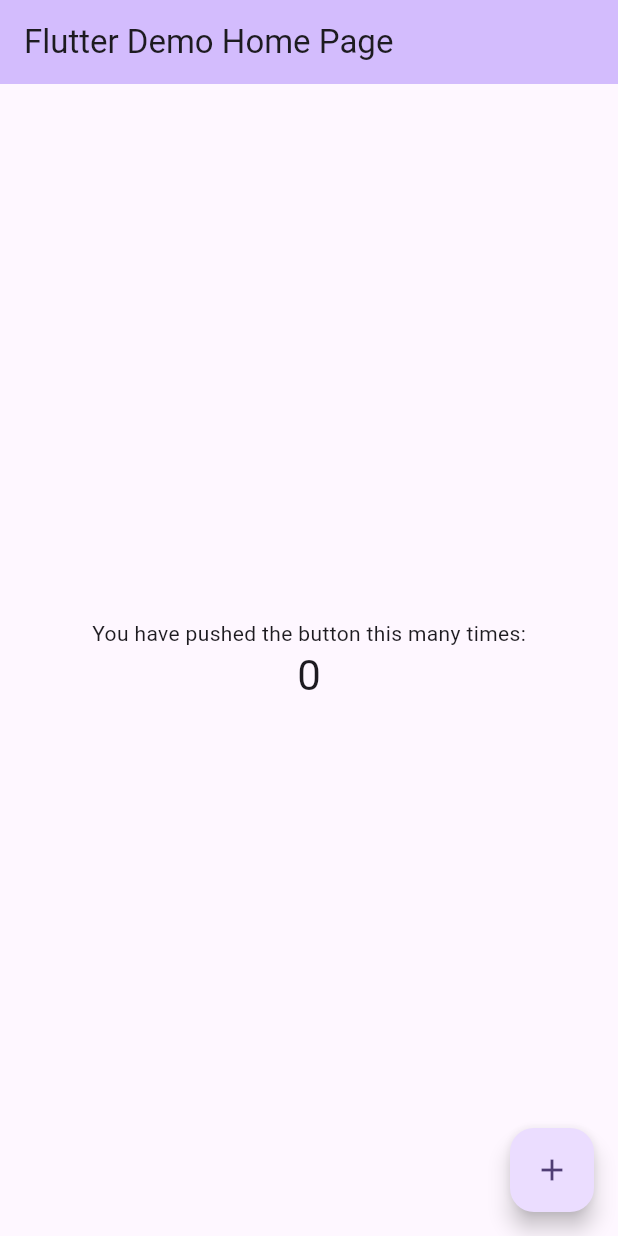
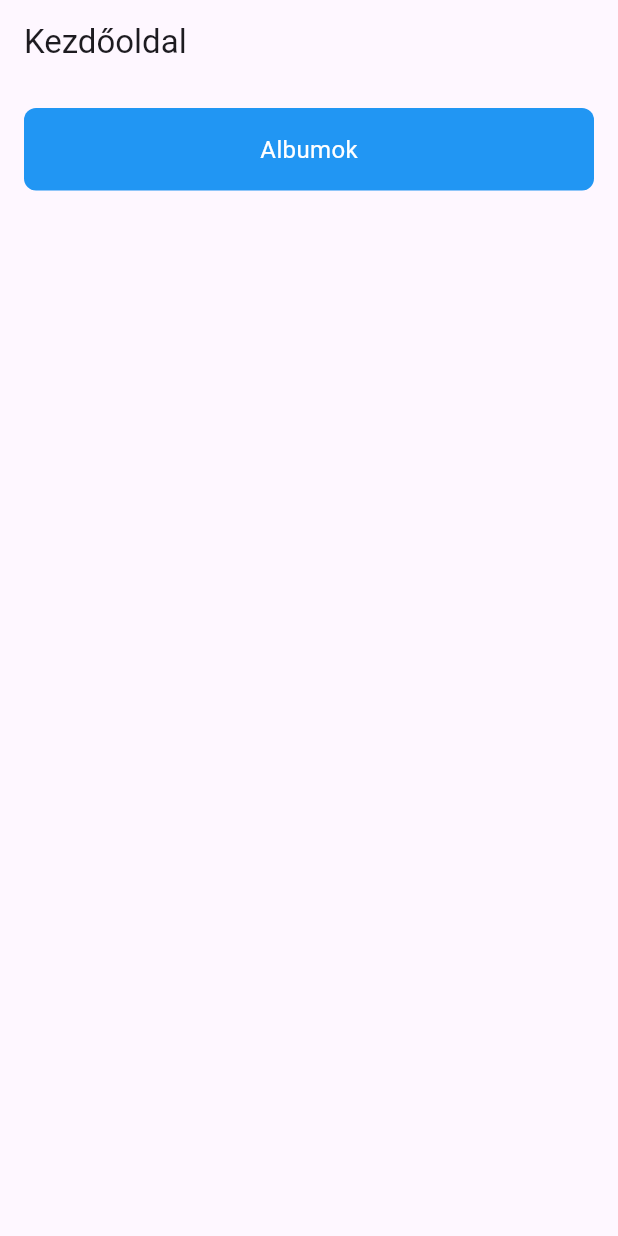
Before and after one commit to KeszegLaszlo/flutter, a Flutter app: the screen it shows after launch, on a phone screen of 412 x 824 dp. Run offline on Flutter 3.47's test engine with Material 3 defaults, Android fonts, the phone set to English and light mode, and no system bars.

Commit message:
create album search feature

```diff
--- /dev/null
+++ b/lib/AlbumList/repository/model/Album.dart
@@ -0,0 +1,15 @@
+class Album {
+  final int userId;
+  final int id;
+  final String title;
+
+  Album({required this.userId, required this.id, required this.title});
+
+  factory Album.fromJson(Map<String, dynamic> json) {
+    return Album(
+      userId: json['userId'],
+      id: json['id'],
+      title: json['title'],
+    );
+  }
+}
--- /dev/null
+++ b/lib/Home/widget/home_screen.dart
@@ -0,0 +1,78 @@
+import 'package:flutter/material.dart';
+import 'package:mentoring/AlbumList/widget/album_widget.dart';
+
+class HomeScreen extends StatelessWidget {
+  @override
+  Widget build(BuildContext context) {
+    return Scaffold(
+      appBar: AppBar(
+        title: const Text('Kezdőoldal'),
+      ),
+      body: ListView(
+        padding: const EdgeInsets.symmetric(vertical: 8.0, horizontal: 16.0),
+        children: [
+          _HomeNavigationButton(
+            label: 'Albumok',
+            onTap: () {
+              Navigator.push(
+                context,
+                MaterialPageRoute(builder: (context) => AlbumScreen()),
+              );
+            },
+          ),
+        ],
+      ),
+    );
+  }
+}
+
+class _HomeNavigationButton extends StatelessWidget {
+  final String label;
+  final VoidCallback onTap;
+
+  const _HomeNavigationButton({
+    required this.label,
+    required this.onTap,
+  });
+
+  @override
+  Widget build(BuildContext context) {
+    return Container(
+      margin: const EdgeInsets.symmetric(vertical: 8.0),
+      child: Material(
+        color: Colors.blue,
+        borderRadius: BorderRadius.circular(8.0),
+        child: InkWell(
+          onTap: onTap,
+          borderRadius: BorderRadius.circular(8.0),
+          child: Padding(
+            padding: const EdgeInsets.symmetric(vertical: 16.0, horizontal: 16.0),
+            child: Center(
+              child: Text(
+                label,
+                style: const TextStyle(
+                  color: Colors.white,
+                  fontSize: 16.0,
+                ),
+              ),
+            ),
+          ),
+        ),
+      ),
+    );
+  }
+}
+
+class AnotherScreen extends StatelessWidget {
+  @override
+  Widget build(BuildContext context) {
+    return Scaffold(
+      appBar: AppBar(
+        title: const Text('Another Screen'),
+      ),
+      body: Center(
+        child: const Text('This is another screen.'),
+      ),
+    );
+  }
+}
--- a/lib/main.dart
+++ b/lib/main.dart
@@ -1,125 +1,29 @@
 import 'package:flutter/material.dart';
+import 'package:mentoring/AlbumList/repository/album_repository.dart';
+import 'package:mentoring/AlbumList/viewmodel/album_viewmodel.dart';
+import 'package:mentoring/Home/widget/home_screen.dart';
+import 'package:provider/provider.dart';
 
 void main() {
-  runApp(const MyApp());
+  runApp(MyApp());
 }
 
 class MyApp extends StatelessWidget {
-  const MyApp({super.key});
-
-  // This widget is the root of your application.
   @override
   Widget build(BuildContext context) {
-    return MaterialApp(
-      title: 'Flutter Demo',
-      theme: ThemeData(
-        // This is the theme of your application.
-        //
-        // TRY THIS: Try running your application with "flutter run". You'll see
-        // the application has a purple toolbar. Then, without quitting the app,
-        // try changing the seedColor in the colorScheme below to Colors.green
-        // and then invoke "hot reload" (save your changes or press the "hot
-        // reload" button in a Flutter-supported IDE, or press "r" if you used
-        // the command line to start the app).
-        //
-        // Notice that the counter didn't reset back to zero; the application
-        // state is not lost during the reload. To reset the state, use hot
-        // restart instead.
-        //
-        // This works for code too, not just values: Most code changes can be
-        // tested with just a hot reload.
-        colorScheme: ColorScheme.fromSeed(seedColor: Colors.deepPurple),
-        useMaterial3: true,
+    return MultiProvider(
+      providers: [
+        ChangeNotifierProvider(
+          create: (_) => AlbumViewModel(AlbumRepositoryImpl()),
+        ),
+      ],
+      child: MaterialApp(
+        title: 'Flutter Demo',
+        theme: ThemeData(
+          primarySwatch: Colors.blue,
+        ),
+        home: HomeScreen(),
       ),
-      home: const MyHomePage(title: 'Flutter Demo Home Page'),
     );
   }
 }
-
-class MyHomePage extends StatefulWidget {
-  const MyHomePage({super.key, required this.title});
-
-  // This widget is the home page of your application. It is stateful, meaning
-  // that it has a State object (defined below) that contains fields that affect
-  // how it looks.
-
-  // This class is the configuration for the state. It holds the values (in this
-  // case the title) provided by the parent (in this case the App widget) and
-  // used by the build method of the State. Fields in a Widget subclass are
-  // always marked "final".
-
-  final String title;
-
-  @override
-  State<MyHomePage> createState() => _MyHomePageState();
-}
-
-class _MyHomePageState extends State<MyHomePage> {
-  int _counter = 0;
-
-  void _incrementCounter() {
-    setState(() {
-      // This call to setState tells the Flutter framework that something has
-      // changed in this State, which causes it to rerun the build method below
-      // so that the display can reflect the updated values. If we changed
-      // _counter without calling setState(), then the build method would not be
-      // called again, and so nothing would appear to happen.
-      _counter++;
-    });
-  }
-
-  @override
-  Widget build(BuildContext context) {
-    // This method is rerun every time setState is called, for instance as done
-    // by the _incrementCounter method above.
-    //
-    // The Flutter framework has been optimized to make rerunning build methods
-    // fast, so that you can just rebuild anything that needs updating rather
-    // than having to individually change instances of widgets.
-    return Scaffold(
-      appBar: AppBar(
-        // TRY THIS: Try changing the color here to a specific color (to
-        // Colors.amber, perhaps?) and trigger a hot reload to see the AppBar
-        // change color while the other colors stay the same.
-        backgroundColor: Theme.of(context).colorScheme.inversePrimary,
-        // Here we take the value from the MyHomePage object that was created by
-        // the App.build method, and use it to set our appbar title.
-        title: Text(widget.title),
-      ),
-      body: Center(
-        // Center is a layout widget. It takes a single child and positions it
-        // in the middle of the parent.
-        child: Column(
-          // Column is also a layout widget. It takes a list of children and
-          // arranges them vertically. By default, it sizes itself to fit its
-          // children horizontally, and tries to be as tall as its parent.
-          //
-          // Column has various properties to control how it sizes itself and
-          // how it positions its children. Here we use mainAxisAlignment to
-          // center the children vertically; the main axis here is the vertical
-          // axis because Columns are vertical (the cross axis would be
-          // horizontal).
-          //
-          // TRY THIS: Invoke "debug painting" (choose the "Toggle Debug Paint"
-          // action in the IDE, or press "p" in the console), to see the
-          // wireframe for each widget.
-          mainAxisAlignment: MainAxisAlignment.center,
-          children: <Widget>[
-            const Text(
-              'You have pushed the button this many times:',
-            ),
-            Text(
-              '$_counter',
-              style: Theme.of(context).textTheme.headlineMedium,
-            ),
-          ],
-        ),
-      ),
-      floatingActionButton: FloatingActionButton(
-        onPressed: _incrementCounter,
-        tooltip: 'Increment',
-        child: const Icon(Icons.add),
-      ), // This trailing comma makes auto-formatting nicer for build methods.
-    );
-  }
-}
--- a/pubspec.yaml
+++ b/pubspec.yaml
@@ -30,6 +30,8 @@ environment:
 dependencies:
   flutter:
     sdk: flutter
+  uigitdev_stream_holder: ^1.1.1
+  http: ^0.13.0
 
 
   # The following adds the Cupertino Icons font to your application.
```
Also changed, not shown: lib/AlbumList/repository/album_repository.dart (added, +38 -0 lines), lib/AlbumList/viewmodel/album_viewmodel.dart (added, +43 -0 lines), lib/AlbumList/widget/album_search.dart (added, +92 -0 lines), lib/AlbumList/widget/album_widget.dart (added, +77 -0 lines), pubspec.lock, 1 other file.
